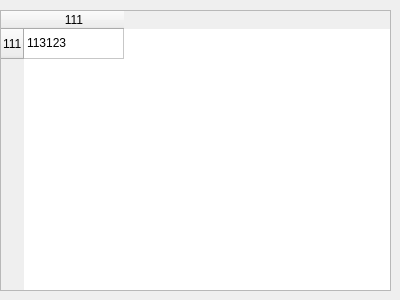
Qt form formhier.ui (cyonglee/zumzumzum) before a commit.
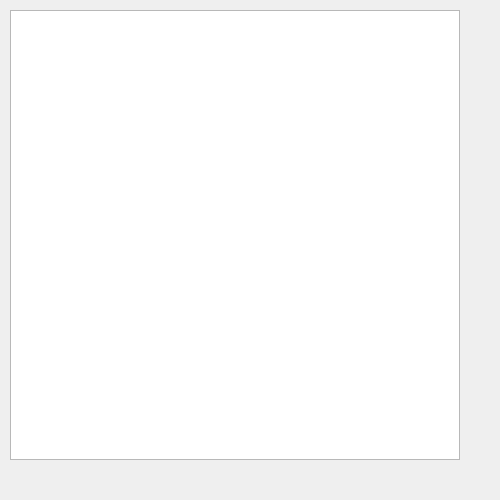
The same form after that commit.

What changed in the file:
```diff
--- a/formhier.ui
+++ b/formhier.ui
@@ -6,43 +6,61 @@
    <rect>
     <x>0</x>
     <y>0</y>
-    <width>400</width>
-    <height>300</height>
+    <width>500</width>
+    <height>500</height>
    </rect>
   </property>
+  <property name="sizePolicy">
+   <sizepolicy hsizetype="Expanding" vsizetype="Expanding">
+    <horstretch>0</horstretch>
+    <verstretch>0</verstretch>
+   </sizepolicy>
+  </property>
+  <property name="minimumSize">
+   <size>
+    <width>500</width>
+    <height>500</height>
+   </size>
+  </property>
   <property name="windowTitle">
    <string>Dialog</string>
   </property>
   <widget class="QTableWidget" name="tableWidget">
    <property name="geometry">
     <rect>
-     <x>0</x>
+     <x>10</x>
      <y>10</y>
-     <width>391</width>
-     <height>281</height>
+     <width>450</width>
+     <height>450</height>
     </rect>
    </property>
-   <property name="sizePolicy">
-    <sizepolicy hsizetype="Preferred" vsizetype="Preferred">
-     <horstretch>0</horstretch>
-     <verstretch>0</verstretch>
-    </sizepolicy>
+   <property name="minimumSize">
+    <size>
+     <width>400</width>
+     <height>400</height>
+    </size>
    </property>
-   <row>
-    <property name="text">
-     <string>111</string>
-    </property>
-   </row>
-   <column>
-    <property name="text">
-     <string>111</string>
-    </property>
-   </column>
-   <item row="0" column="0">
-    <property name="text">
-     <string>113123</string>
-    </property>
-   </item>
+   <property name="maximumSize">
+    <size>
+     <width>450</width>
+     <height>450</height>
+    </size>
+   </property>
+   <property name="baseSize">
+    <size>
+     <width>480</width>
+     <height>480</height>
+    </size>
+   </property>
+   <property name="sizeAdjustPolicy">
+    <enum>QAbstractScrollArea::AdjustToContents</enum>
+   </property>
+   <property name="editTriggers">
+    <set>QAbstractItemView::NoEditTriggers</set>
+   </property>
+   <attribute name="horizontalHeaderCascadingSectionResizes">
+    <bool>false</bool>
+   </attribute>
   </widget>
  </widget>
  <resources/>
```
